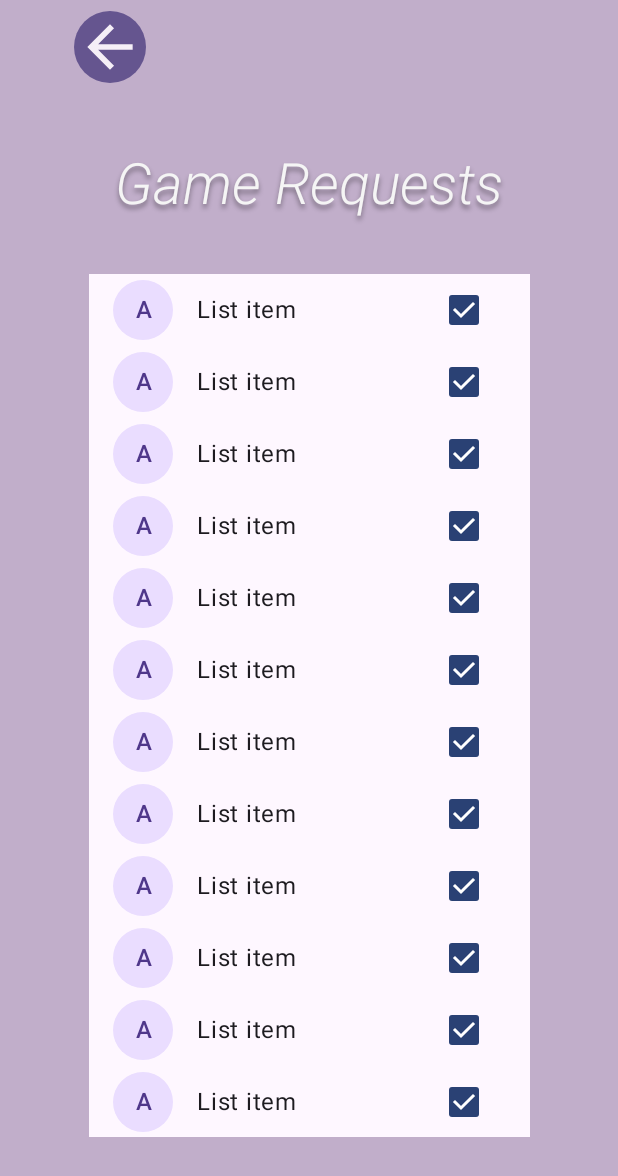
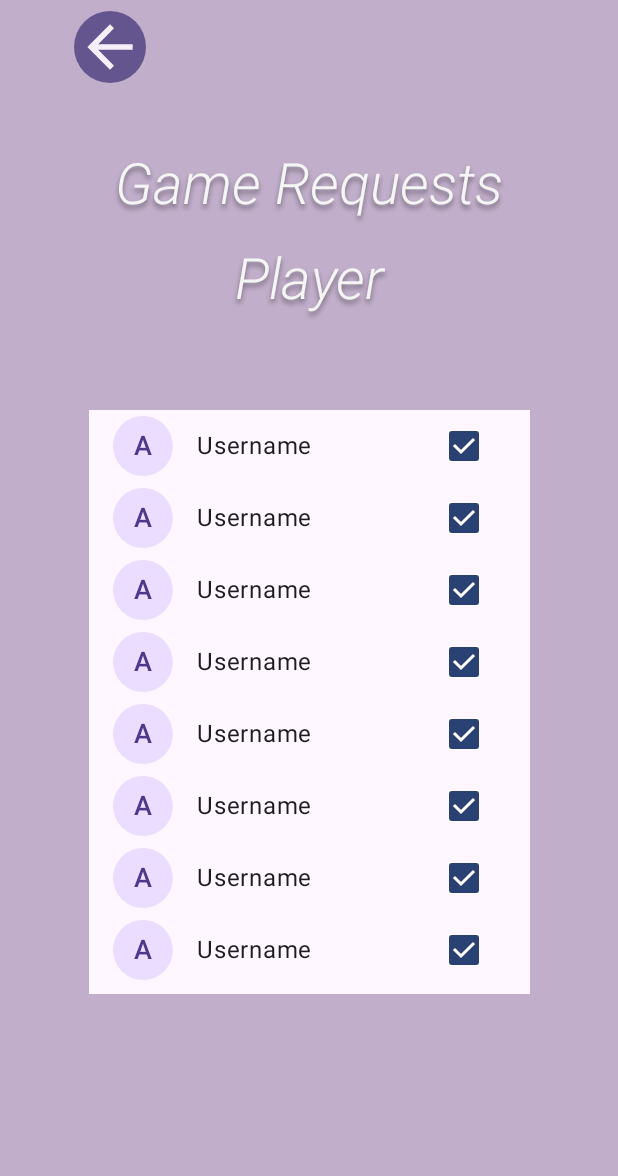
Before and after one commit to malinradstrom/ProjectTicTacToe, an Android app built with Jetpack Compose: the MenuScreen screen opened through its navigation route, on a phone screen of 412 x 824 dp. Shown: the top 1176 px of the screen. Run offline under Robolectric (Android 15) with nearby library versions, the phone set to English and light mode, and no system bars.

Commit message:
19/11 - fully functioning without OS

```diff
--- a/app/src/main/java/com/example/projecttictactoe/HomeScreen.kt
+++ b/app/src/main/java/com/example/projecttictactoe/HomeScreen.kt
@@ -3,16 +3,18 @@ package com.example.projecttictactoe
 import androidx.compose.foundation.BorderStroke
 import androidx.compose.foundation.background
 import androidx.compose.foundation.border
+import androidx.compose.foundation.clickable
 import androidx.compose.foundation.layout.Arrangement
 import androidx.compose.foundation.layout.Box
 import androidx.compose.foundation.layout.PaddingValues
 import androidx.compose.foundation.layout.Row
-import androidx.compose.foundation.layout.fillMaxWidth
 import androidx.compose.foundation.layout.offset
 import androidx.compose.foundation.layout.padding
 import androidx.compose.foundation.layout.requiredHeight
 import androidx.compose.foundation.layout.requiredWidth
 import androidx.compose.foundation.shape.RoundedCornerShape
+import androidx.compose.foundation.text.KeyboardActions
+import androidx.compose.foundation.text.KeyboardOptions
 import androidx.compose.material3.ButtonDefaults
 import androidx.compose.material3.OutlinedButton
 import androidx.compose.material3.OutlinedTextField
@@ -20,6 +22,7 @@ import androidx.compose.material3.Text
 import androidx.compose.material3.TextFieldDefaults
 import androidx.compose.runtime.Composable
 import androidx.compose.runtime.getValue
+import androidx.compose.runtime.mutableStateListOf
 import androidx.compose.runtime.mutableStateOf
 import androidx.compose.runtime.remember
 import androidx.compose.runtime.setValue
@@ -31,6 +34,7 @@ import androidx.compose.ui.graphics.Color
 import androidx.compose.ui.graphics.Shadow
 import androidx.compose.ui.text.TextStyle
 import androidx.compose.ui.text.font.FontWeight
+import androidx.compose.ui.text.input.ImeAction
 import androidx.compose.ui.text.style.TextAlign
 import androidx.compose.ui.tooling.preview.Preview
 import androidx.compose.ui.unit.dp
@@ -38,13 +42,18 @@ import androidx.compose.ui.unit.em
 import androidx.compose.ui.unit.sp
 import androidx.navigation.NavController
 import androidx.navigation.compose.rememberNavController
+import kotlin.String
 
 @Composable
-fun HomeScreen(navController: NavController,
-               //homeScreen: MutableList<TicTacToe>,
-               modifier: Modifier = Modifier) {
+fun HomeScreen(
+    navController: NavController,
+    tictactoeList: MutableList<String>,
+) {
+    var userName by remember { mutableStateOf("") }
+    var isEditing by remember { mutableStateOf(true) }
+
     Box(
-        modifier = modifier
+        modifier = Modifier
             .requiredWidth(width = 412.dp)
             .requiredHeight(height = 917.dp)
             .clip(shape = RoundedCornerShape(30.dp))
@@ -52,9 +61,27 @@ fun HomeScreen(navController: NavController,
     ) {
         Title()
         StartGameButton(navController, Modifier)
-        TextareaField()
+        UsernameInputField(
+            userName = userName,
+            onUserNameChange = { newName ->
+                if (newName.length <= 20 && newName.all { it.isLetterOrDigit() }) {
+                    userName = newName
+                }
+            },
+            onUserNameSave = {
+                if (userName.isNotBlank()) {
+                    tictactoeList.add(userName) // Save username to the list
+                    isEditing = false // Exit editing mode after saving
+                }
+            },
+            isEditing = isEditing,
+            modifier = Modifier
+                .offset(x = 20.dp, y = 0.dp)
+                .requiredWidth(210.dp)
+        )
     }
 }
+
 
 @Composable
 fun StartGameButton(navController: NavController,modifier: Modifier = Modifier) {
@@ -89,39 +116,59 @@ fun StartGameButton(navController: NavController,modifier: Modifier = Modifier)
 }
 
 @Composable
-fun TextareaField(modifier: Modifier = Modifier) {
+fun UsernameInputField(userName: String,
+                       onUserNameChange: (String) -> Unit,
+                       onUserNameSave: () -> Unit,
+                       isEditing: Boolean,
+                       modifier: Modifier = Modifier) {
+    // State variables to hold the username and edit mode
     Box(modifier) {
-        var userName by remember { mutableStateOf("") }
-        Text(
-            text = "User Name:",
-            color = Color(0xff1e1e1e),
-            lineHeight = 8.75.em,
-            style = TextStyle(fontSize = 16.sp),
-            modifier = Modifier
-                .offset(x = 105.dp,
-                    y = 403.dp)
-                .fillMaxWidth())
+        if (isEditing) {
             OutlinedTextField(
                 value = userName,
-            onValueChange = {newText: String -> userName = newText},
-            label = {
+                onValueChange = onUserNameChange,
+                singleLine = true,
+                colors = TextFieldDefaults.colors(
+                    focusedContainerColor = Color.White,
+                    unfocusedContainerColor = Color.White
+                ),
+                keyboardOptions = KeyboardOptions.Default.copy(
+                    imeAction = ImeAction.Done
+                ),
+                keyboardActions = KeyboardActions(onDone = {
+                    onUserNameSave() // Save username on Enter key press
+                }),
+                placeholder = {
                     Text(
-                    text = "Input",
-                    color = Color(0xff1e1e1e),
-                    lineHeight = 8.75.em,
-                    style = TextStyle(
-                        fontSize = 16.sp))
+                        text = "Enter Username",
+                        color = Color.Gray,
+                        fontSize = 8.sp,
+                        textAlign = TextAlign.Center
+                    )
                 },
-            colors = TextFieldDefaults.colors(
-                focusedContainerColor = Color.White),
                 modifier = Modifier
-                .offset(x = 105.dp,
+                    .border(width = 1.dp, color = Color.Gray)
+                    .padding(horizontal = 16.dp, vertical = 8.dp)
+                    .offset(x = 85.dp,
                         y = 403.dp)
                     .requiredWidth(width = 210.dp)
-                .border(border = BorderStroke(1.dp, Color(0xffd9d9d9)),
-                    shape = RoundedCornerShape(8.dp))
-                .padding(horizontal = 16.dp,
-                    vertical = 12.dp))
+            )
+        } else {
+            // Display the saved username when not in editing mode
+            Text(
+                text = userName.ifEmpty { "Enter Username" },
+                color = Color.Black,
+                fontSize = 28.sp,
+                textAlign = TextAlign.Center,
+                modifier = Modifier
+                    .border(width = 1.dp, color = Color.Gray)
+                    .padding(horizontal = 16.dp, vertical = 12.dp)
+                    .offset(x = 85.dp,
+                        y = 403.dp)
+                    .requiredWidth(width = 210.dp)
+                    .clickable { onUserNameSave() } // Re-enter editing mode when tapped
+            )
+        }
     }
 }
 
@@ -147,5 +194,7 @@ fun Title(modifier: Modifier = Modifier) {
 @Composable
 private fun HomeScreenPreview() {
     val navController = rememberNavController()
-    HomeScreen(navController = navController, modifier = Modifier)
+    val tictactoeList = remember { mutableStateListOf<String>() }
+
+    HomeScreen(navController = navController, tictactoeList = tictactoeList)
 }
--- a/app/src/main/java/com/example/projecttictactoe/MainActivity.kt
+++ b/app/src/main/java/com/example/projecttictactoe/MainActivity.kt
@@ -4,63 +4,38 @@ import android.annotation.SuppressLint
 import android.os.Bundle
 import androidx.activity.ComponentActivity
 import androidx.activity.compose.setContent
-import androidx.activity.enableEdgeToEdge
 import androidx.compose.runtime.Composable
-import androidx.compose.runtime.MutableState
-import androidx.compose.runtime.mutableStateOf
+import androidx.compose.runtime.mutableStateListOf
 import androidx.compose.runtime.remember
-import androidx.navigation.NavController
+import androidx.navigation.NavHostController
 import androidx.navigation.compose.NavHost
 import androidx.navigation.compose.composable
 import androidx.navigation.compose.rememberNavController
 import com.example.projecttictactoe.ui.theme.ProjectTicTacToeTheme
 
-data class TicTacToe(
-    val id: Int,
-    var title: String,
-    val check: MutableState<Boolean> = mutableStateOf(false)
-)
-
 class MainActivity : ComponentActivity() {
     @SuppressLint("NewApi")
     override fun onCreate(savedInstanceState: Bundle?) {
         super.onCreate(savedInstanceState)
-        enableEdgeToEdge()
         setContent {
             ProjectTicTacToeTheme {
-                TicTacToeApp()
+                val navController = rememberNavController()
+                val tictactoeList = remember { mutableStateListOf<String>() }
+
+                TicTacToeApp(navController, tictactoeList)
             }
         }
     }
 }
 
 @Composable
-fun TicTacToeApp() {
-    val navController = rememberNavController()
-    val tictactoeList = remember { mutableListOf<TicTacToe>() }
+fun TicTacToeApp(navController: NavHostController, tictactoeList: MutableList<String>) {
     NavHost(
         navController = navController,
         startDestination = "HomeScreen"
     ) {
-        composable("HomeScreen") { HomeScreen1(navController, tictactoeList) }
-        composable("MenuScreen") { MenuScreen1(navController, tictactoeList) }
-        composable("GameScreen") { GameScreen1(navController, tictactoeList) }
+        composable("HomeScreen") { HomeScreen(navController, tictactoeList) }
+        composable("MenuScreen") { MenuScreen(navController, tictactoeList) }
+        composable("GameScreen") { GameScreen(navController, tictactoeList) }
     }
 }
-
-@SuppressLint("NewApi")
-
-@Composable
-fun GameScreen1(navController: NavController, tictactoeList: MutableList<TicTacToe>) {
-    GameScreen(navController)
-}
-
-@Composable
-fun MenuScreen1(navController: NavController, tictactoeList: MutableList<TicTacToe>) {
-    MenuScreen(navController)
-}
-
-@Composable
-fun HomeScreen1(navController: NavController, tictactoeList: MutableList<TicTacToe>) {
-    HomeScreen(navController)
-}
--- a/app/src/main/java/com/example/projecttictactoe/MenuScreen.kt
+++ b/app/src/main/java/com/example/projecttictactoe/MenuScreen.kt
@@ -21,6 +21,8 @@ import androidx.compose.material3.IconButton
 import androidx.compose.material3.MaterialTheme
 import androidx.compose.material3.Text
 import androidx.compose.runtime.Composable
+import androidx.compose.runtime.mutableStateListOf
+import androidx.compose.runtime.remember
 import androidx.compose.ui.Alignment
 import androidx.compose.ui.Modifier
 import androidx.compose.ui.draw.clip
@@ -40,19 +42,21 @@ import androidx.navigation.NavController
 import androidx.navigation.compose.rememberNavController
 
 @Composable
-fun MenuScreen(navController: NavController, modifier: Modifier = Modifier) {
+fun MenuScreen(navController: NavController, tictactoeList: MutableList<String>) {
+    val userName = tictactoeList.lastOrNull() ?: "Player"
+
     Box(
-        modifier = modifier
+        modifier = Modifier
             .requiredWidth(width = 412.dp)
             .requiredHeight(height = 917.dp)
             .background(color = Color(0xffc1aeca))
     ) {
         Text(
-            text = "Game Requests",
+            text = "Game Requests $userName",
             color = Color(0xfff5f5f5),
             fontStyle = FontStyle.Italic,
             textAlign = TextAlign.Center,
-            lineHeight = 3.16.em,
+            lineHeight = 1.66.em,
             style = TextStyle(
                 fontSize = 38.sp,
                 fontWeight = FontWeight.Light,
@@ -65,7 +69,7 @@ fun MenuScreen(navController: NavController, modifier: Modifier = Modifier) {
                     y = 147.dp)
                 .requiredWidth(width = 364.dp))
         IconButton(
-            onClick = { navController.popBackStack() },
+            onClick = { navController.navigate("HomeScreen") },
             modifier = Modifier
                 .align(alignment = Alignment.TopStart)
                 .offset(x = 49.dp,
@@ -88,7 +92,7 @@ fun MenuScreen(navController: NavController, modifier: Modifier = Modifier) {
             modifier = Modifier
                 .align(alignment = Alignment.TopStart)
                 .offset(x = 59.dp,
-                    y = 230.dp)
+                    y = 320.dp)
                 .requiredWidth(width = 294.dp)
                 .requiredHeight(height = 574.dp)
         ) {
@@ -102,10 +106,10 @@ fun List2Density(navController: NavController,modifier: Modifier = Modifier) {
     Column(
         modifier = modifier
             .requiredWidth(width = 294.dp)
-            .requiredHeight(height = 575.dp)
+            .requiredHeight(height = 389.dp)
             .background(color = Color(0xfffef7ff))
     ) {
-        repeat(12) { //List connected to the fire base
+        repeat(8) { //List connected to the fire base
             Condition1LineLeadingMonogramTrailingCheckBoxShowOverlineFalseSho(navController = navController)
         }
 
@@ -147,7 +151,7 @@ fun Condition1LineLeadingMonogramTrailingCheckBoxShowOverlineFalseSho(
                         .weight(weight = 1f)
                 ) {
                     Text(
-                        text = "List item",
+                        text = "Username",
                         color = Color(0xff1d1b20),
                         lineHeight = 1.5.em,
                         style = MaterialTheme.typography.bodyLarge,
@@ -181,7 +185,7 @@ fun BuildingBlocksMonogram(modifier: Modifier = Modifier) {
             textAlign = TextAlign.Center,
             lineHeight = 1.5.em,
             style = TextStyle(
-                fontSize = 16.sp,
+                fontSize = 18.sp,
                 fontWeight = FontWeight.Medium,
                 letterSpacing = 0.15.sp),
             modifier = Modifier
@@ -249,5 +253,6 @@ fun BuildingBlocksstatelayer1Enabled(modifier: Modifier = Modifier) {
 @Composable
 private fun MenuScreenPreview() {
     val navController = rememberNavController()
-    MenuScreen(navController, Modifier)
+    val tictactoeList = remember { mutableStateListOf("SampleUser") }
+    MenuScreen(navController = navController, tictactoeList = tictactoeList)
 }
--- a/gradle/libs.versions.toml
+++ b/gradle/libs.versions.toml
@@ -7,8 +7,8 @@ junitVersion = "1.2.1"
 espressoCore = "3.6.1"
 lifecycleRuntimeKtx = "2.8.7"
 activityCompose = "1.9.3"
-composeBom = "2024.10.01"
-navigationCompose = "2.8.3"
+composeBom = "2024.11.00"
+navigationCompose = "2.8.4"
 
 [libraries]
 androidx-core-ktx = { group = "androidx.core", name = "core-ktx", version.ref = "coreKtx" }
```
Also changed, not shown: app/src/main/java/com/example/projecttictactoe/GameScreen.kt (+15 -5 lines). Lines whose indentation alone changed are shown as unchanged.
